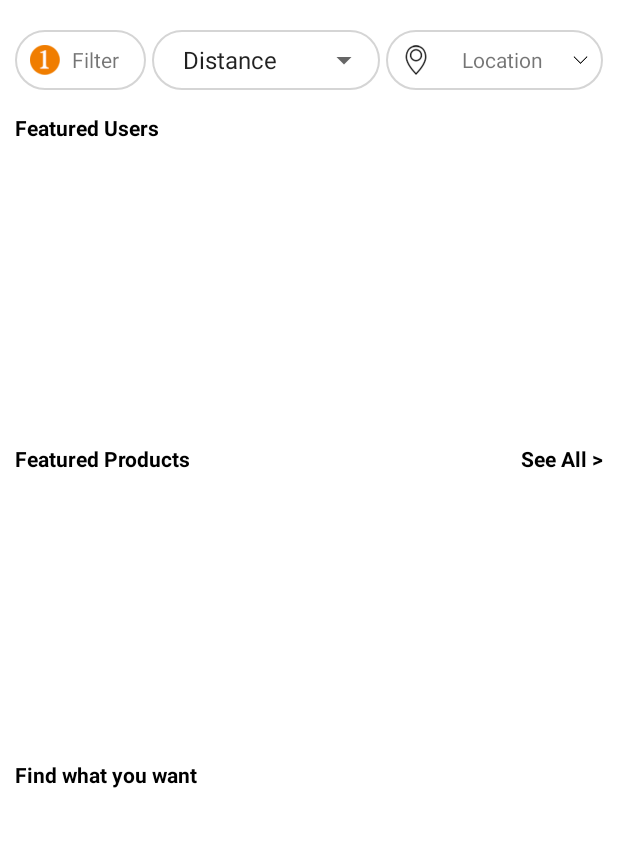
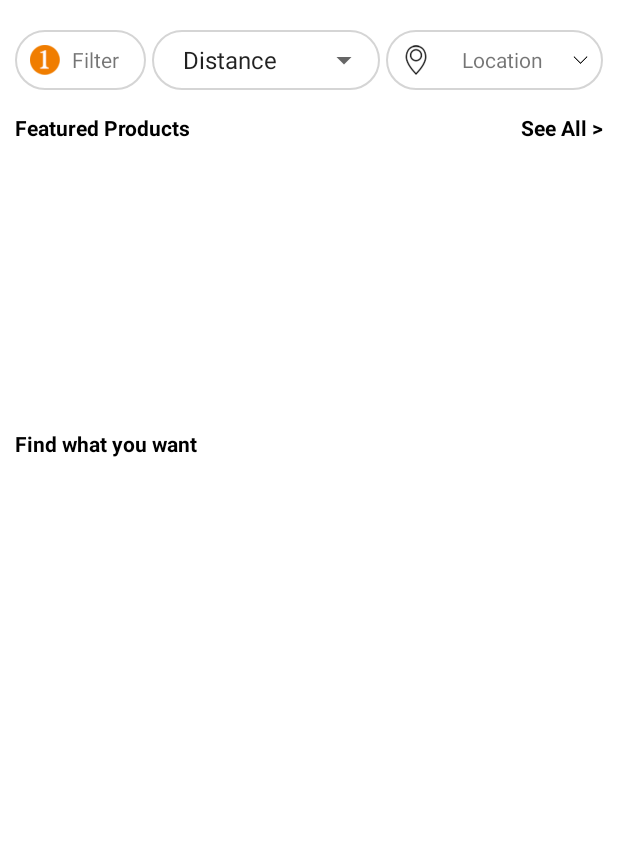
Before and after one commit to MinJerry1129/Filmanuncios, an Android app: the CategoryProductActivity screen opened directly, with no data from a screen before it, on a phone screen of 412 x 824 dp, the part 82-929 px from its top. Run offline under Robolectric (Android 15) with nearby library versions, the light colour scheme and no system bars; libraries missing offline, so code that uses them is left out: com.ct7ct7ct7.androidvimeoplayer, com.koushikdutta.ion; pictures from the network do not load; 4 statements that could not run were skipped.

Commit message:
Update app

```diff
--- a/app/build.gradle
+++ b/app/build.gradle
@@ -58,6 +58,8 @@ dependencies {
     //vimeoplayer
     implementation 'com.ct7ct7ct7.androidvimeoplayer:library:1.1.0'
     //videopicker
+    implementation 'io.reactivex.rxjava2:rxandroid:1.0.0'
+    implementation 'io.reactivex.rxjava2:rxjava:1.0.0'
     implementation 'net.alhazmy13.MediaPicker:libary:2.4.4'
     //imagepicker
     implementation 'com.github.dhaval2404:imagepicker:1.8'
--- a/app/src/main/res/layout/activity_category_product.xml
+++ b/app/src/main/res/layout/activity_category_product.xml
@@ -139,38 +139,38 @@
                     </LinearLayout>
                 </LinearLayout>
             </LinearLayout>
-            <LinearLayout
-                android:layout_width="match_parent"
-                android:layout_height="205dp"
-                android:orientation="vertical"
-                android:layout_marginStart="10dp"
-                android:layout_marginEnd="10dp"
-                android:layout_marginTop="10dp"
-                android:layout_marginBottom="5dp">
-                <LinearLayout
-                    android:layout_width="match_parent"
-                    android:layout_height="wrap_content"
-                    android:layout_marginBottom="5dp">
-                    <LinearLayout
-                        android:layout_width="0dp"
-                        android:layout_weight="1"
-                        android:layout_height="wrap_content">
-                        <TextView
-                            android:layout_width="wrap_content"
-                            android:layout_height="wrap_content"
-                            android:text="@string/category_feature_user"
-                            android:textColor="@color/black"
-                            android:textStyle="bold"/>
-                    </LinearLayout>
-                </LinearLayout>
+<!--            <LinearLayout-->
+<!--                android:layout_width="match_parent"-->
+<!--                android:layout_height="205dp"-->
+<!--                android:orientation="vertical"-->
+<!--                android:layout_marginStart="10dp"-->
+<!--                android:layout_marginEnd="10dp"-->
+<!--                android:layout_marginTop="10dp"-->
+<!--                android:layout_marginBottom="5dp">-->
+<!--                <LinearLayout-->
+<!--                    android:layout_width="match_parent"-->
+<!--                    android:layout_height="wrap_content"-->
+<!--                    android:layout_marginBottom="5dp">-->
+<!--                    <LinearLayout-->
+<!--                        android:layout_width="0dp"-->
+<!--                        android:layout_weight="1"-->
+<!--                        android:layout_height="wrap_content">-->
+<!--                        <TextView-->
+<!--                            android:layout_width="wrap_content"-->
+<!--                            android:layout_height="wrap_content"-->
+<!--                            android:text="@string/category_feature_user"-->
+<!--                            android:textColor="@color/black"-->
+<!--                            android:textStyle="bold"/>-->
+<!--                    </LinearLayout>-->
+<!--                </LinearLayout>-->
 
-                <androidx.recyclerview.widget.RecyclerView
-                    android:id="@+id/recycler_feature_user"
-                    android:layout_width="match_parent"
-                    android:layout_height="0dp"
-                    android:layout_weight="1"
-                    android:orientation="horizontal"/>
-            </LinearLayout>
+<!--                <androidx.recyclerview.widget.RecyclerView-->
+<!--                    android:id="@+id/recycler_feature_user"-->
+<!--                    android:layout_width="match_parent"-->
+<!--                    android:layout_height="0dp"-->
+<!--                    android:layout_weight="1"-->
+<!--                    android:orientation="horizontal"/>-->
+<!--            </LinearLayout>-->
 
             <LinearLayout
                 android:layout_width="match_parent"
--- a/app/src/main/res/values/strings.xml
+++ b/app/src/main/res/values/strings.xml
@@ -58,6 +58,7 @@
     <string name="user_review">Reviews</string>
 
 
+
     <string name="fav_product">Products</string>
     <string name="fav_user">Users</string>
 
```
Also changed, not shown: app/src/main/java/com/mobiledevteam/filmanuncios/home/HomeActivity.java (+7 -7 lines), app/src/main/java/com/mobiledevteam/filmanuncios/upload/UploadProductActivity.java (+6 -2 lines), app/src/main/res/layout/activity_user_product_list.xml (+22 -3 lines), app/src/main/res/layout/item_my_product.xml (added, +56 -0 lines).
